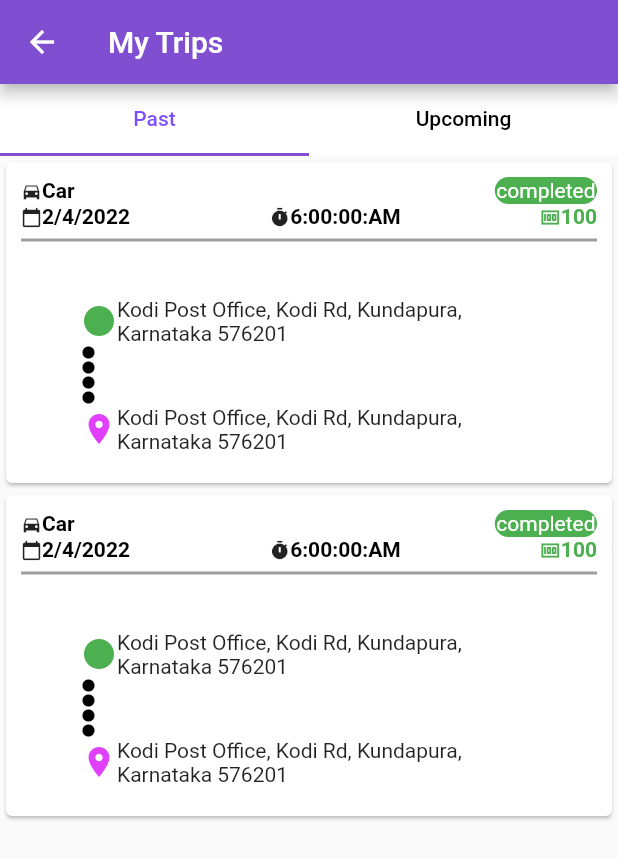
After one commit to johnson261996/Ura-taxi, a Flutter app: the MyTripsWidget screen opened directly, on a phone screen of 412 x 824 dp. The commit adds this screen. Shown: the top 859 px of the screen. Run offline on Flutter 3.47's test engine with Material 2 defaults, Android fonts, the phone set to English and light mode, and no system bars; our stand-ins replace google_maps_flutter, location; missing offline and left inert: flutter_google_places, geocoder, google_maps_webservice.

Commit message:
Created My trips and Fixed bugs

```diff
--- /dev/null
+++ b/lib/common/my_trips_card.dart
@@ -0,0 +1,148 @@
+
+import 'package:flutter/cupertino.dart';
+import 'package:flutter/material.dart';
+
+class MyTripsCard extends StatefulWidget {
+  const MyTripsCard({Key? key}) : super(key: key);
+
+  @override
+  State<MyTripsCard> createState() => _MyTripsCardState();
+}
+
+class _MyTripsCardState extends State<MyTripsCard> {
+  @override
+  Widget build(BuildContext context) {
+    return Card(
+      child: Padding(
+        padding: EdgeInsets.fromLTRB(10, 10, 10, 10),
+        child: Column(
+        crossAxisAlignment: CrossAxisAlignment.center,
+          children: [
+            Row(
+              mainAxisAlignment: MainAxisAlignment.spaceBetween,
+              children: [
+                RichText(
+                  text: TextSpan(
+                    children: [
+                      WidgetSpan(
+                        child: Icon(Icons.directions_car_sharp, size: 14),
+                      ),
+                      TextSpan(
+                        text: "Car",style:TextStyle(color: Colors.black,fontWeight: FontWeight.bold)
+                      ),
+                    ],
+                  ),
+                ),
+                Container(
+
+                  child: Text("completed",style:TextStyle(color: Colors.white,)),
+                  decoration: BoxDecoration(
+                      color: Colors.green,
+                      border: Border.all(
+                        color: Colors.green,
+                      ),
+                      borderRadius: BorderRadius.all(Radius.circular(20))
+                )
+                )
+              ],
+            ),
+            Row(
+              mainAxisAlignment: MainAxisAlignment.spaceBetween,
+              children: [
+                RichText(
+                  text: TextSpan(
+                    children: [
+                      WidgetSpan(
+                        child: Icon(Icons.calendar_today, size: 14),
+                      ),
+                      TextSpan(
+                          text: "2/4/2022",style:TextStyle(color: Colors.black,fontWeight: FontWeight.bold)
+                      ),
+                    ],
+                  ),
+                ),
+                RichText(
+                  text: TextSpan(
+                    children: [
+                      WidgetSpan(
+                        child: Icon(Icons.timer, size: 14),
+                      ),
+                      TextSpan(
+                          text: "6:00:00:AM",style:TextStyle(color: Colors.black,fontWeight: FontWeight.bold)
+                      ),
+                    ],
+                  ),
+                ),
+                RichText(
+                  text: TextSpan(
+                    children: [
+                      WidgetSpan(
+                        child: Icon(Icons.money, size: 14,color: Colors.green,),
+                      ),
+                      TextSpan(
+                          text: "100",style:TextStyle(color: Colors.green,fontWeight: FontWeight.bold)
+                      ),
+                    ],
+                  ),
+                ),
+              ],
+            ),
+            Divider(
+              color: Colors.grey,
+              thickness: 2.0,
+            ),
+            Padding(padding: EdgeInsets.fromLTRB(40, 30, 50, 10),
+              child:Column(
+                crossAxisAlignment: CrossAxisAlignment.start,
+              children: [
+                Row(
+                  mainAxisAlignment: MainAxisAlignment.center,
+                  children: [
+                    IconTheme(
+                      data: new IconThemeData(
+                          color: Colors.green),
+                      child: new Icon(Icons.circle),
+                    ),
+                    Flexible(child: Text("Kodi Post Office, Kodi Rd, Kundapura, Karnataka 576201"))
+                  ],
+                ),
+                IconTheme(
+                  data: new IconThemeData(
+                      color: Colors.black,size: 10),
+                  child: new Icon(Icons.circle),
+                ),
+                IconTheme(
+                  data: new IconThemeData(
+                      color: Colors.black,size: 10),
+                  child: new Icon(Icons.circle),
+                ),
+                IconTheme(
+                  data: new IconThemeData(
+                      color: Colors.black,size: 10),
+                  child: new Icon(Icons.circle),
+                ),
+                IconTheme(
+                  data: new IconThemeData(
+                      color: Colors.black,size: 10),
+                  child: new Icon(Icons.circle),
+                ),
+                Row(
+                  mainAxisAlignment: MainAxisAlignment.center,
+                  children: [
+                    IconTheme(
+                      data: new IconThemeData(
+                          color: Colors.purpleAccent),
+                      child: new Icon(Icons.location_on),
+                    ),
+                    Flexible(child: Text("Kodi Post Office, Kodi Rd, Kundapura, Karnataka 576201"))
+                  ],
+                ),
+              ],
+            ),
+            )
+          ],
+        ),
+      ),
+    );
+  }
+}
--- /dev/null
+++ b/lib/containers/mytrips_container.dart
@@ -0,0 +1,12 @@
+import 'package:flutter/cupertino.dart';
+import 'package:ura_taxi/widgets/trips/my_trips_widget.dart';
+
+class MyTripsContainer extends StatelessWidget {
+  const MyTripsContainer({Key? key}) : super(key: key);
+
+  @override
+  Widget build(BuildContext context) {
+    return MyTripsWidget();
+  }
+
+}
--- a/lib/routes/routes.dart
+++ b/lib/routes/routes.dart
@@ -18,7 +18,7 @@ class Routes {
   static const forgotpassword = "/forgotpassword";
   static const home = "/home";
   static const profile = "/profile";
-
+  static const mytrips = "/mytrips";
 
   static Map<String, WidgetBuilder> get buildRoutes {
     return {
@@ -33,6 +33,8 @@ class Routes {
       home: (BuildContext context) =>
       const BaseLayout(page: HomeScreen(), isAppBar: false,),
       profile: (BuildContext context) =>
+      const BaseLayout(page: HomeScreen(), isAppBar: false,),
+      mytrips: (BuildContext context) =>
       const BaseLayout(page: HomeScreen(), isAppBar: false,)
     };
   }
--- /dev/null
+++ b/lib/screens/trips/mytrips.dart
@@ -0,0 +1,11 @@
+import 'package:flutter/cupertino.dart';
+import 'package:ura_taxi/containers/mytrips_container.dart';
+
+class MyTripsScreen extends StatelessWidget {
+  const MyTripsScreen({Key? key}) : super(key: key);
+
+  @override
+  Widget build(BuildContext context) {
+    return MyTripsContainer();
+  }
+}
--- a/lib/utils/map_util.dart
+++ b/lib/utils/map_util.dart
@@ -24,8 +24,8 @@ class MapUtil{
   Future<List<LatLng>> getRoutePath(LatLng origin, LatLng destin) async{
     List<LatLng> locationsSteps = [];
     APIDirections.DirectionsResponse resDirections = await directions.directionsWithLocation(
-         APIDirections.Location(origin.latitude, origin.longitude),
-         APIDirections.Location(destin.latitude, destin.longitude),
+         APIDirections.Location(lat:origin.latitude,lng: origin.longitude),
+         APIDirections.Location(lat:destin.latitude,lng: destin.longitude),
         travelMode: APIDirections.TravelMode.driving
     );
     if (resDirections.isOkay) {
--- a/lib/widgets/navigationdrawer/home_menu_drawer.dart
+++ b/lib/widgets/navigationdrawer/home_menu_drawer.dart
@@ -1,6 +1,8 @@
 import 'package:flutter/material.dart';
 import 'package:ura_taxi/resources/images.dart';
 import 'package:ura_taxi/routes/routes.dart';
+import 'package:ura_taxi/screens/profile/profile.dart';
+import 'package:ura_taxi/screens/trips/mytrips.dart';
 import 'package:ura_taxi/utils/navigations.dart';
 import 'package:ura_taxi/widgets/profile/profile_widget.dart';
 
@@ -88,17 +90,20 @@ class _HomeMenuDrawerState extends State<HomeMenuDrawer> {
 }
 
 void openDrawerItems(BuildContext context,String DrawerItemName) {
-  final List<String>  arr_drawer_items = ['profile','notification','trips','payment','promo'];
+
   if("profile".toLowerCase()==DrawerItemName.toLowerCase()){
     Future.delayed(Duration.zero, () {
       Navigator.of(context).push(MaterialPageRoute(
-          builder: (BuildContext context) => ProfileWidget()));
+          builder: (BuildContext context) => ProfileScreen()));
     });
 
   }else if("Notifications"==DrawerItemName){
 
-  }else if("My Rides"==DrawerItemName){
-
+  }else if("My Rides".toLowerCase()==DrawerItemName.toLowerCase()){
+    Future.delayed(Duration.zero, () {
+      Navigator.of(context).push(MaterialPageRoute(
+          builder: (BuildContext context) => MyTripsScreen()));
+    });
   }else if("Payment"==DrawerItemName){
 
   }
--- a/lib/widgets/ride_picker.dart
+++ b/lib/widgets/ride_picker.dart
@@ -3,7 +3,6 @@ import 'package:flutter_google_places/flutter_google_places.dart';
 import 'package:geocoder/geocoder.dart';
 import 'package:google_maps_webservice/places.dart';
 import 'package:ura_taxi/widgets/ride_picker_page.dart';
-
 import '../model/place_item_res.dart';
 
 class RidePicker extends StatefulWidget {
@@ -64,7 +63,23 @@ class _RidePickerState extends State<RidePicker> {
                           setState(() {});
                         }, true)));*/
                 Prediction? p = await PlacesAutocomplete.show(
-                    context: context, apiKey: kGoogleApiKey);
+                    context: context,
+                    apiKey: kGoogleApiKey,
+                  radius: 10000000,
+                  types: [],
+                  strictbounds: false,
+                  mode: Mode.overlay,
+                  language: "fr",
+                  decoration: InputDecoration(
+                    hintText: 'Search',
+                    focusedBorder: OutlineInputBorder(
+                      borderRadius: BorderRadius.circular(20),
+                      borderSide: BorderSide(
+                        color: Colors.white,
+                      ),
+                    ),
+                  ),
+                  components: [Component(Component.country, "fr")],);
                 displayPrediction(p!);
 
               },
@@ -85,7 +100,7 @@ class _RidePickerState extends State<RidePicker> {
                             decoration: BoxDecoration(color: Colors.black)),
                       ),
                     ),
-                    Positioned(
+                    const Positioned(
                       right: 0,
                       top: 0,
                       width: 40,
--- /dev/null
+++ b/lib/widgets/trips/my_trips_widget.dart
@@ -0,0 +1,65 @@
+import 'package:flutter/cupertino.dart';
+import 'package:flutter/material.dart';
+import 'package:ura_taxi/widgets/trips/tabs/pastwidget.dart';
+import 'package:ura_taxi/widgets/trips/tabs/upcomingwidget.dart';
+
+class MyTripsWidget extends StatefulWidget {
+  const MyTripsWidget({Key? key}) : super(key: key);
+
+  @override
+  State<MyTripsWidget> createState() => _MyTripsWidgetState();
+}
+
+class _MyTripsWidgetState extends State<MyTripsWidget> {
+  @override
+  Widget build(BuildContext context) {
+    return Scaffold(
+      appBar:  AppBar(
+        backgroundColor: Color(0xff804ed1),
+        title: Text('My Trips'),
+   /*     bottom:  const TabBar(
+          tabs: [
+            Tab(text: "Past",),
+            Tab(text: "Upcoming",),
+          ],
+        ),*/
+      ),
+      body:/* const TabBarView(
+      children: [
+        Icon(Icons.flight, size: 350),
+        Icon(Icons.directions_transit, size: 350),
+      ],
+     )*/
+      DefaultTabController(
+        length: 2,
+        child: Column(
+          children: <Widget>[
+            Container(
+              constraints: BoxConstraints(maxHeight: 150.0),
+              child: const Material(
+                color: Colors.white,
+                child: TabBar(
+                  indicatorColor: Color(0xff804ed1),
+                  tabs: [
+                    Tab(text: "Past",),
+                    Tab(text: "Upcoming",),
+                  ],
+                  labelColor: Colors.deepPurpleAccent,
+                  unselectedLabelColor: Colors.black,
+                ),
+              ),
+            ),
+            const Expanded(
+              child: TabBarView(
+                children: [
+                  PastWidget(),
+                  UpcomingWidget(),
+                ],
+              ),
+            ),
+          ],
+        ),
+      ),
+    );
+  }
+}
--- /dev/null
+++ b/lib/widgets/trips/tabs/pastwidget.dart
@@ -0,0 +1,25 @@
+import 'package:flutter/cupertino.dart';
+import 'package:flutter/material.dart';
+
+import '../../../common/my_trips_card.dart';
+
+class PastWidget extends StatefulWidget {
+  const PastWidget({Key? key}) : super(key: key);
+
+  @override
+  State<PastWidget> createState() => _PastWidgetState();
+}
+
+class _PastWidgetState extends State<PastWidget> {
+  @override
+  Widget build(BuildContext context) {
+    return ListView.builder(
+      // the number of items in the list
+        itemCount:2,
+
+        // display each item of the product list
+        itemBuilder: (context, index) {
+          return MyTripsCard();
+        });
+  }
+}
--- /dev/null
+++ b/lib/widgets/trips/tabs/upcomingwidget.dart
@@ -0,0 +1,15 @@
+import 'package:flutter/cupertino.dart';
+
+class UpcomingWidget extends StatefulWidget {
+  const UpcomingWidget({Key? key}) : super(key: key);
+
+  @override
+  State<UpcomingWidget> createState() => _UpcomingWidgetState();
+}
+
+class _UpcomingWidgetState extends State<UpcomingWidget> {
+  @override
+  Widget build(BuildContext context) {
+    return Container();
+  }
+}
--- a/pubspec.yaml
+++ b/pubspec.yaml
@@ -39,7 +39,7 @@ dependencies:
   google_maps_webservice: ^0.0.19-nullsafety
   location: ^4.3.0-nullsafety
   flutter_google_places: ^0.3.0-nullsafety
-  geocoder: ^0.2.1-nullsafety
+  geocoder:
   geolocator: ^8.2.0-nullsafety
 
 
```
Also changed, not shown: pubspec.lock, 1 other file.
